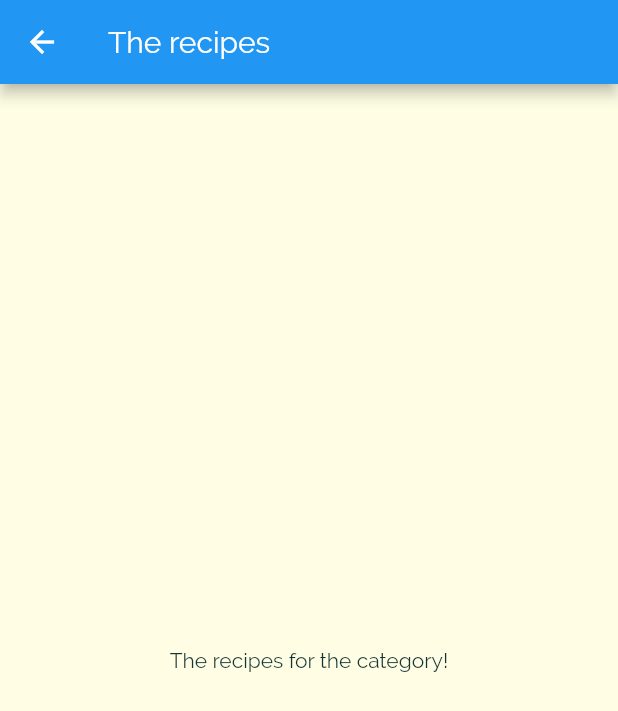
After one commit to makiintoch/meals, a Flutter app: the screen it shows after launch, after a tap on "Italian", on a phone screen of 412 x 824 dp. The commit adds this screen. Shown: the top 711 px of the screen. Run offline on Flutter 3.47's test engine with Material 2 defaults, Android fonts, the phone set to English and light mode, and no system bars.

Commit message:
add navigating to a new page

```diff
--- a/lib/category_item.dart
+++ b/lib/category_item.dart
@@ -1,4 +1,6 @@
 import 'package:flutter/material.dart';
+
+import './category_meals_screen.dart';
 
 class CategoryItem extends StatelessWidget {
   final String title;
@@ -6,9 +8,21 @@ class CategoryItem extends StatelessWidget {
 
   CategoryItem({this.title, this.color});
 
+  void selectCategory(BuildContext context) {
+    Navigator.of(context).push(MaterialPageRoute(
+      builder: (_) {
+        return CategoryMealsScreen();
+      },
+    ));
+  }
+
   @override
   Widget build(BuildContext context) {
-    return Container(
+    return InkWell(
+      onTap: () => selectCategory(context),
+      splashColor: Theme.of(context).primaryColor,
+      borderRadius: BorderRadius.circular(15),
+      child: Container(
         padding: EdgeInsets.all(15),
         child: Text(
           title,
@@ -25,6 +39,7 @@ class CategoryItem extends StatelessWidget {
           ),
           borderRadius: BorderRadius.circular(15),
         ),
+      ),
     );
   }
 }
--- /dev/null
+++ b/lib/category_meals_screen.dart
@@ -0,0 +1,17 @@
+import 'package:flutter/material.dart';
+
+class CategoryMealsScreen extends StatelessWidget {
+  @override
+  Widget build(BuildContext context) {
+    return Scaffold(
+      appBar: AppBar(
+        title: Text('The recipes'),
+      ),
+      body: Center(
+        child: Text(
+          'The recipes for the category!',
+        ),
+      ),
+    );
+  }
+}
```
Lines whose indentation alone changed are shown as unchanged.
